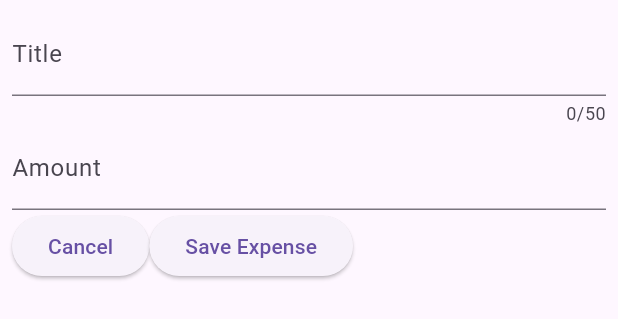
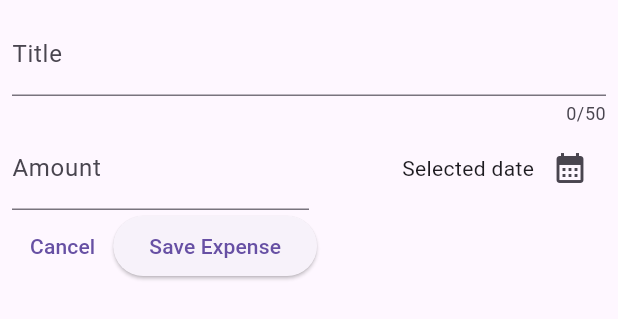
Before and after one commit to athirakcdev/Expense-tracker, a Flutter app: the NewExpenses widget shown alone on an empty page, opened directly, on a phone screen of 412 x 824 dp. Shown: the top 319 px of the screen. Run offline on Flutter 3.47's test engine with Material 2 defaults, Android fonts, the phone set to English and light mode, and no system bars.

Commit message:
added date picker modal

```diff
--- a/lib/widgets/new_expenses.dart
+++ b/lib/widgets/new_expenses.dart
@@ -10,12 +10,23 @@ class NewExpenses extends StatefulWidget {
 class _NewExpensesState extends State<NewExpenses> {
   final _titleController = TextEditingController();
   final _amountController = TextEditingController();
+  void _pickerDateCalendar() {
+    final now = DateTime.now();
+    final firstDate = DateTime(now.year - 2, now.month, now.day);
+    showDatePicker(
+        context: context,
+        initialDate: now,
+        firstDate: firstDate,
+        lastDate: now);
+  }
+
   @override
   void dispose() {
     _titleController.dispose();
     _amountController.dispose();
     super.dispose();
   }
+
   @override
   Widget build(BuildContext context) {
     return Padding(
@@ -27,14 +38,37 @@ class _NewExpensesState extends State<NewExpenses> {
             maxLength: 50,
             decoration: const InputDecoration(label: Text("Title")),
           ),
-          TextField(
-            keyboardType: TextInputType.number,
-            controller: _amountController,
-            decoration: const InputDecoration(label: Text("Amount")),
+          Row(
+            children: [
+              Expanded(
+                child: TextField(
+                  keyboardType: TextInputType.number,
+                  controller: _amountController,
+                  decoration: const InputDecoration(
+                      label: Text("Amount"), prefixText: "\$"),
+                ),
+              ),
+              Expanded(
+                child: Row(
+                  mainAxisAlignment: MainAxisAlignment.end,
+                  crossAxisAlignment: CrossAxisAlignment.center,
+                  children: [
+                    const Text("Selected date"),
+                    IconButton(
+                        onPressed: _pickerDateCalendar,
+                        icon: const Icon(Icons.calendar_month))
+                  ],
+                ),
+              )
+            ],
           ),
           Row(
             children: [
-              ElevatedButton(onPressed: () {}, child: const Text("Cancel")),
+              TextButton(
+                  onPressed: () {
+                    Navigator.pop(context);
+                  },
+                  child: const Text("Cancel")),
               ElevatedButton(
                   onPressed: () {
                     print(_titleController.text);
```
